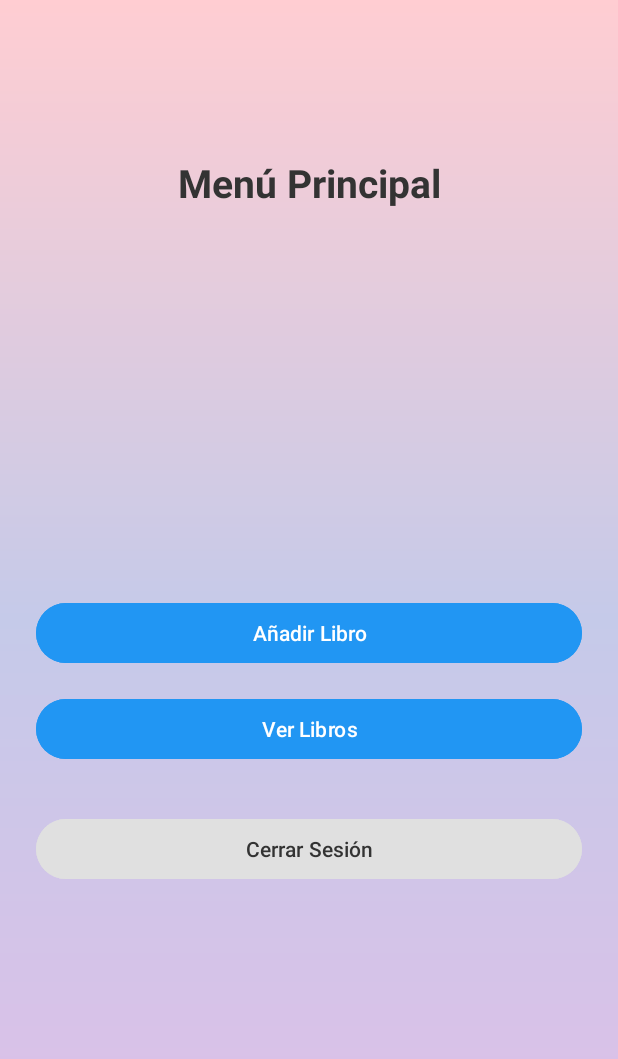
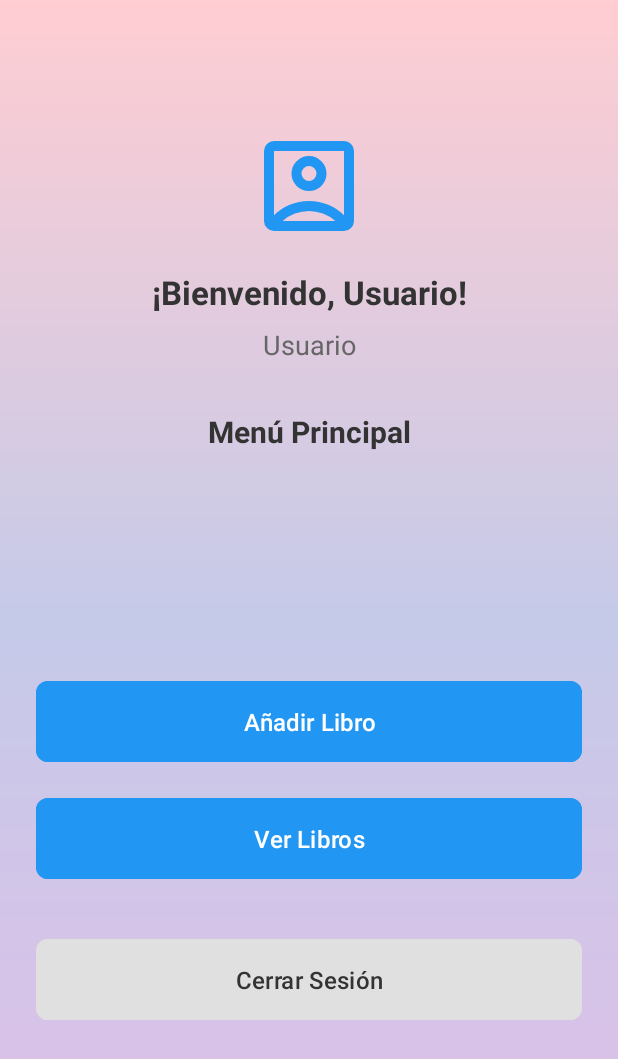
Before and after one commit to lil-mati/Booklist, an Android app: the MainActivity screen opened directly, with no data from a screen before it, on a phone screen of 412 x 824 dp. Shown: the top 1059 px of the screen. Run offline under Robolectric (Android 15) with nearby library versions, the phone set to English and light mode, and no system bars.

Commit message:
Agregue visualización de información de usuario y manejo de sesiones a MainActivity
MainActivity ahora muestra el nombre de usuario y un icono de usuario, cargando esta información desde SharedPreferences. LoginActivity guarda el nombre de usuario y el estado de inicio de sesión en SharedPreferences tras iniciar sesión correctamente, y MainActivity ofrece una función de cierre de sesión que cierra la sesión. Se eliminaron las clases de actividad de cursor no utilizadas y se realizaron mejoras en la interfaz de usuario de activity_main.xml para que sea compatible con la nueva visualización de información de usuario.

```diff
--- a/app/src/main/java/com/example/sqlite_test/LoginActivity.java
+++ b/app/src/main/java/com/example/sqlite_test/LoginActivity.java
@@ -29,8 +29,8 @@ public class LoginActivity extends AppCompatActivity {
         buttonRegister = findViewById(R.id.buttonRegister);
 
         buttonLogin.setOnClickListener(v -> {
-            String usuario = editTextUsername.getText().toString();
-            String contraseña = editTextPassword.getText().toString();
+            String usuario = editTextUsername.getText().toString().trim();
+            String contraseña = editTextPassword.getText().toString().trim();
 
             if(usuario.isEmpty() || contraseña.isEmpty()){
                 Toast.makeText(this, "Por favor, ingrese un usuario y contraseña", Toast.LENGTH_SHORT).show();
@@ -42,16 +42,19 @@ public class LoginActivity extends AppCompatActivity {
             dbHelper.close();
 
             if (userId != -1) {
-                // Guardar el ID de usuario en SharedPreferences
-                SharedPreferences sharedPref = getSharedPreferences("user_prefs", Context.MODE_PRIVATE);
+                // Guardar el ID de usuario Y el nombre de usuario en SharedPreferences
+                SharedPreferences sharedPref = getSharedPreferences("UserPrefs", Context.MODE_PRIVATE);
                 SharedPreferences.Editor editor = sharedPref.edit();
                 editor.putLong("user_id", userId);
+                editor.putString("username", usuario);  // LÍNEA CLAVE AGREGADA
+                editor.putBoolean("isLoggedIn", true);
                 editor.apply();
 
                 Toast.makeText(this, "Inicio de sesión exitoso", Toast.LENGTH_SHORT).show();
                 Intent intent = new Intent(LoginActivity.this, MainActivity.class);
+                intent.setFlags(Intent.FLAG_ACTIVITY_NEW_TASK | Intent.FLAG_ACTIVITY_CLEAR_TASK);
                 startActivity(intent);
-                finish(); // Finaliza LoginActivity para que el usuario no pueda volver con el botón de atrás
+                finish();
             } else {
                 Toast.makeText(this, "Usuario o contraseña incorrectos", Toast.LENGTH_SHORT).show();
                 editTextPassword.setText("");
--- a/app/src/main/java/com/example/sqlite_test/MainActivity.java
+++ b/app/src/main/java/com/example/sqlite_test/MainActivity.java
@@ -1,9 +1,12 @@
 package com.example.sqlite_test;
 
 import android.content.Intent;
+import android.content.SharedPreferences;
 import android.os.Bundle;
 import android.view.View;
 import android.widget.Button;
+import android.widget.ImageView;
+import android.widget.TextView;
 import android.widget.Toast;
 
 import androidx.appcompat.app.AppCompatActivity;
@@ -13,20 +16,28 @@ import com.example.sqlite_test.database.DbHelper;
 public class MainActivity extends AppCompatActivity {
 
     private Button button1, button2, buttonLogout;
+    private TextView textViewUsername, textViewWelcome;
+    private ImageView imageViewUserIcon;
 
     @Override
     protected void onCreate(Bundle savedInstanceState) {
         super.onCreate(savedInstanceState);
         setContentView(R.layout.activity_main);
 
+        // Inicializar vistas
         button1 = findViewById(R.id.button1);
         button2 = findViewById(R.id.button2);
         buttonLogout = findViewById(R.id.button_logout);
+        textViewUsername = findViewById(R.id.textViewUsername);
+        textViewWelcome = findViewById(R.id.textViewWelcome);
+        imageViewUserIcon = findViewById(R.id.imageViewUserIcon);
+
+        // Cargar información del usuario
+        loadUserInfo();
 
         button1.setOnClickListener(new View.OnClickListener() {
             @Override
             public void onClick(View v) {
-                // Lógica para el botón 1
                 Intent intent = new Intent(MainActivity.this, AddBookActivity.class);
                 startActivity(intent);
             }
@@ -35,7 +46,6 @@ public class MainActivity extends AppCompatActivity {
         button2.setOnClickListener(new View.OnClickListener() {
             @Override
             public void onClick(View v) {
-                // Lógica para el botón 2
                 Intent intent = new Intent(MainActivity.this, BookListActivity.class);
                 startActivity(intent);
             }
@@ -44,7 +54,7 @@ public class MainActivity extends AppCompatActivity {
         buttonLogout.setOnClickListener(new View.OnClickListener() {
             @Override
             public void onClick(View v) {
-                // Lógica para cerrar sesión
+                clearUserSession();
                 Toast.makeText(MainActivity.this, "Se ha cerrado la sesión", Toast.LENGTH_SHORT).show();
                 Intent intent = new Intent(MainActivity.this, LoginActivity.class);
                 intent.setFlags(Intent.FLAG_ACTIVITY_NEW_TASK | Intent.FLAG_ACTIVITY_CLEAR_TASK);
@@ -57,4 +67,26 @@ public class MainActivity extends AppCompatActivity {
             dbHelper.inicializarBaseDeDatos();
         }
     }
+
+    /**
+     * Carga la información del usuario desde SharedPreferences
+     */
+    private void loadUserInfo() {
+        SharedPreferences sharedPreferences = getSharedPreferences("UserPrefs", MODE_PRIVATE);
+        String username = sharedPreferences.getString("username", "Usuario");
+
+        // Mostrar el nombre del usuario
+        textViewUsername.setText(username);
+        textViewWelcome.setText("¡Bienvenido, " + username + "!");
+    }
+
+    /**
+     * Limpia la sesión del usuario al cerrar sesión
+     */
+    private void clearUserSession() {
+        SharedPreferences sharedPreferences = getSharedPreferences("UserPrefs", MODE_PRIVATE);
+        SharedPreferences.Editor editor = sharedPreferences.edit();
+        editor.clear();
+        editor.apply();
+    }
 }
--- a/app/src/main/java/com/example/sqlite_test/database/cursor/collectionActivity.java
+++ /dev/null
@@ -1,4 +0,0 @@
-package com.example.sqlite_test.database.cursor;
-
-public class collectionActivity {
-}
--- a/app/src/main/java/com/example/sqlite_test/database/cursor/loginActivity.java
+++ /dev/null
@@ -1,4 +0,0 @@
-package com.example.sqlite_test.database.cursor;
-
-public class loginActivity {
-}
--- /dev/null
+++ b/app/src/main/res/drawable/ic_account_circle.xml
@@ -0,0 +1,5 @@
+<vector xmlns:android="http://schemas.android.com/apk/res/android" android:height="24dp" android:tint="#000000" android:viewportHeight="960" android:viewportWidth="960" android:width="24dp">
+
+    <path android:fillColor="@android:color/white" android:pathData="M200,714Q254,661 325.5,630.5Q397,600 480,600Q563,600 634.5,630.5Q706,661 760,714L760,200Q760,200 760,200Q760,200 760,200L200,200Q200,200 200,200Q200,200 200,200L200,714ZM480,520Q538,520 579,479Q620,438 620,380Q620,322 579,281Q538,240 480,240Q422,240 381,281Q340,322 340,380Q340,438 381,479Q422,520 480,520ZM200,840Q167,840 143.5,816.5Q120,793 120,760L120,200Q120,167 143.5,143.5Q167,120 200,120L760,120Q793,120 816.5,143.5Q840,167 840,200L840,760Q840,793 816.5,816.5Q793,840 760,840L200,840ZM269,760L691,760Q691,760 691,760Q691,760 691,760Q647,721 591.5,700.5Q536,680 480,680Q424,680 367.5,700.5Q311,721 269,760Q269,760 269,760Q269,760 269,760ZM480,440Q455,440 437.5,422.5Q420,405 420,380Q420,355 437.5,337.5Q455,320 480,320Q505,320 522.5,337.5Q540,355 540,380Q540,405 522.5,422.5Q505,440 480,440ZM480,457L480,457Q480,457 480,457Q480,457 480,457L480,457Q480,457 480,457Q480,457 480,457L480,457Q480,457 480,457Q480,457 480,457Q480,457 480,457Q480,457 480,457Z"/>
+
+</vector>
--- a/app/src/main/res/layout/activity_main.xml
+++ b/app/src/main/res/layout/activity_main.xml
@@ -10,19 +10,61 @@
     android:padding="24dp"
     tools:context=".MainActivity">
 
+    <!-- Ícono de Usuario -->
+    <ImageView
+        android:id="@+id/imageViewUserIcon"
+        android:layout_width="80dp"
+        android:layout_height="80dp"
+        android:src="@drawable/ic_account_circle"
+        android:contentDescription="@string/user_icon"
+        app:tint="#2196F3"
+        app:layout_constraintTop_toTopOf="parent"
+        app:layout_constraintStart_toStartOf="parent"
+        app:layout_constraintEnd_toEndOf="parent"
+        android:layout_marginTop="60dp" />
+
+    <!-- Mensaje de Bienvenida -->
+    <TextView
+        android:id="@+id/textViewWelcome"
+        android:layout_width="wrap_content"
+        android:layout_height="wrap_content"
+        android:text="¡Bienvenido!"
+        android:textSize="22sp"
+        android:textStyle="bold"
+        android:textColor="#333333"
+        app:layout_constraintTop_toBottomOf="@id/imageViewUserIcon"
+        app:layout_constraintStart_toStartOf="parent"
+        app:layout_constraintEnd_toEndOf="parent"
+        android:layout_marginTop="16dp" />
+
+    <!-- Nombre del Usuario -->
+    <TextView
+        android:id="@+id/textViewUsername"
+        android:layout_width="wrap_content"
+        android:layout_height="wrap_content"
+        android:text="Nombre Usuario"
+        android:textSize="18sp"
+        android:textColor="#666666"
+        app:layout_constraintTop_toBottomOf="@id/textViewWelcome"
+        app:layout_constraintStart_toStartOf="parent"
+        app:layout_constraintEnd_toEndOf="parent"
+        android:layout_marginTop="8dp" />
+
+    <!-- Título del Menú -->
     <TextView
         android:id="@+id/textViewTitle"
         android:layout_width="wrap_content"
         android:layout_height="wrap_content"
         android:text="Menú Principal"
-        android:textSize="26sp"
+        android:textSize="20sp"
         android:textStyle="bold"
         android:textColor="#333333"
-        app:layout_constraintTop_toTopOf="parent"
+        app:layout_constraintTop_toBottomOf="@id/textViewUsername"
         app:layout_constraintStart_toStartOf="parent"
         app:layout_constraintEnd_toEndOf="parent"
-        android:layout_marginTop="80dp" />
+        android:layout_marginTop="32dp" />
 
+    <!-- Botones -->
     <Button
         android:id="@+id/button1"
         android:layout_width="0dp"
@@ -30,12 +72,15 @@
         android:text="Añadir Libro"
         android:backgroundTint="#2196F3"
         android:textColor="#FFFFFF"
-        android:layout_marginTop="48dp"
+        android:paddingVertical="16dp"
+        android:textSize="16sp"
+        android:layout_marginTop="32dp"
         app:layout_constraintEnd_toEndOf="parent"
         app:layout_constraintStart_toStartOf="parent"
         app:layout_constraintTop_toBottomOf="@id/textViewTitle"
         app:layout_constraintBottom_toTopOf="@+id/button2"
-        app:layout_constraintVertical_chainStyle="packed" />
+        app:layout_constraintVertical_chainStyle="packed"
+        app:cornerRadius="8dp" />
 
     <Button
         android:id="@+id/button2"
@@ -45,10 +90,13 @@
         android:text="Ver Libros"
         android:backgroundTint="#2196F3"
         android:textColor="#FFFFFF"
+        android:paddingVertical="16dp"
+        android:textSize="16sp"
         app:layout_constraintBottom_toTopOf="@+id/button_logout"
         app:layout_constraintEnd_toEndOf="parent"
         app:layout_constraintStart_toStartOf="parent"
-        app:layout_constraintTop_toBottomOf="@+id/button1" />
+        app:layout_constraintTop_toBottomOf="@+id/button1"
+        app:cornerRadius="8dp" />
 
     <Button
         android:id="@+id/button_logout"
@@ -58,10 +106,13 @@
         android:text="Cerrar Sesión"
         android:backgroundTint="#E0E0E0"
         android:textColor="#333333"
+        android:paddingVertical="16dp"
+        android:textSize="16sp"
         app:layout_constraintBottom_toBottomOf="parent"
         app:layout_constraintEnd_toEndOf="parent"
         app:layout_constraintStart_toStartOf="parent"
         app:layout_constraintTop_toBottomOf="@+id/button2"
-        app:layout_constraintVertical_bias="0.8"/>
+        app:layout_constraintVertical_bias="0.8"
+        app:cornerRadius="8dp"/>
 
 </androidx.constraintlayout.widget.ConstraintLayout>
--- a/app/src/main/res/values/strings.xml
+++ b/app/src/main/res/values/strings.xml
@@ -1,6 +1,6 @@
 <resources>
     <string name="app_name">sqlite_test</string>
-
+    <string name="user_icon">A profile icon of the user</string>
     <string-array name="tipos_libro">
         <item>Fantasia</item>
         <item>Misterio</item>
```
